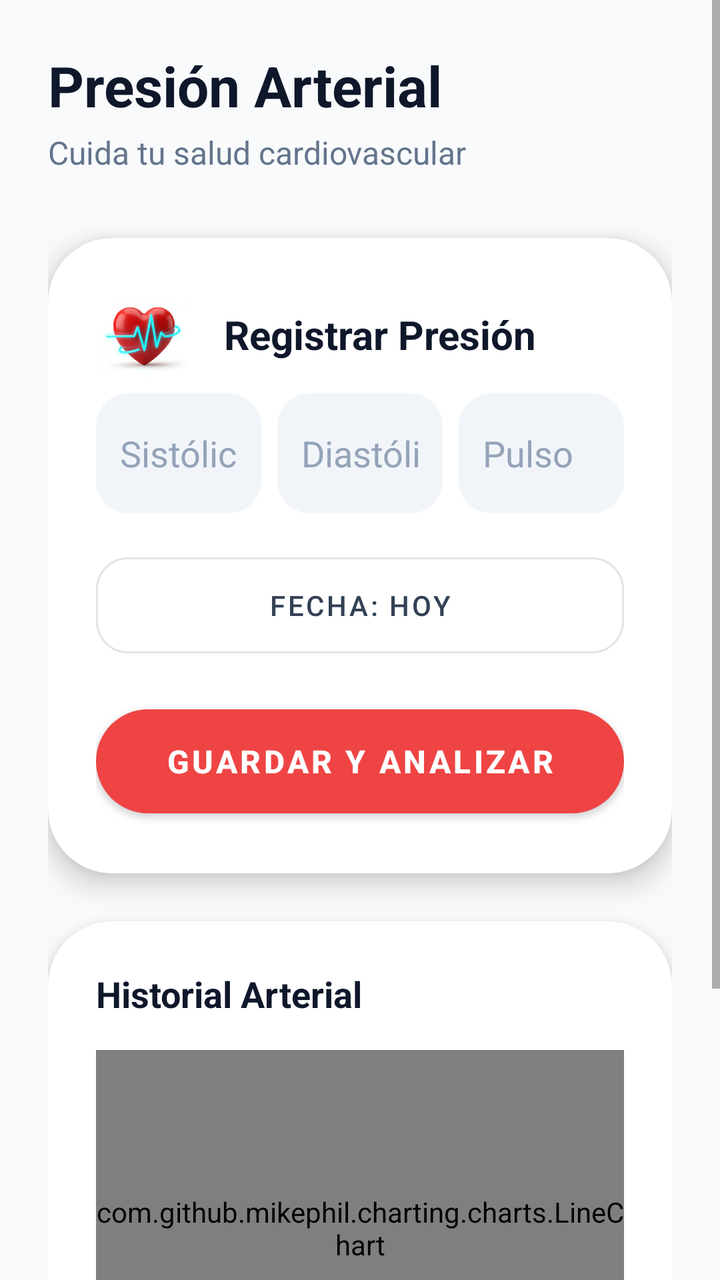
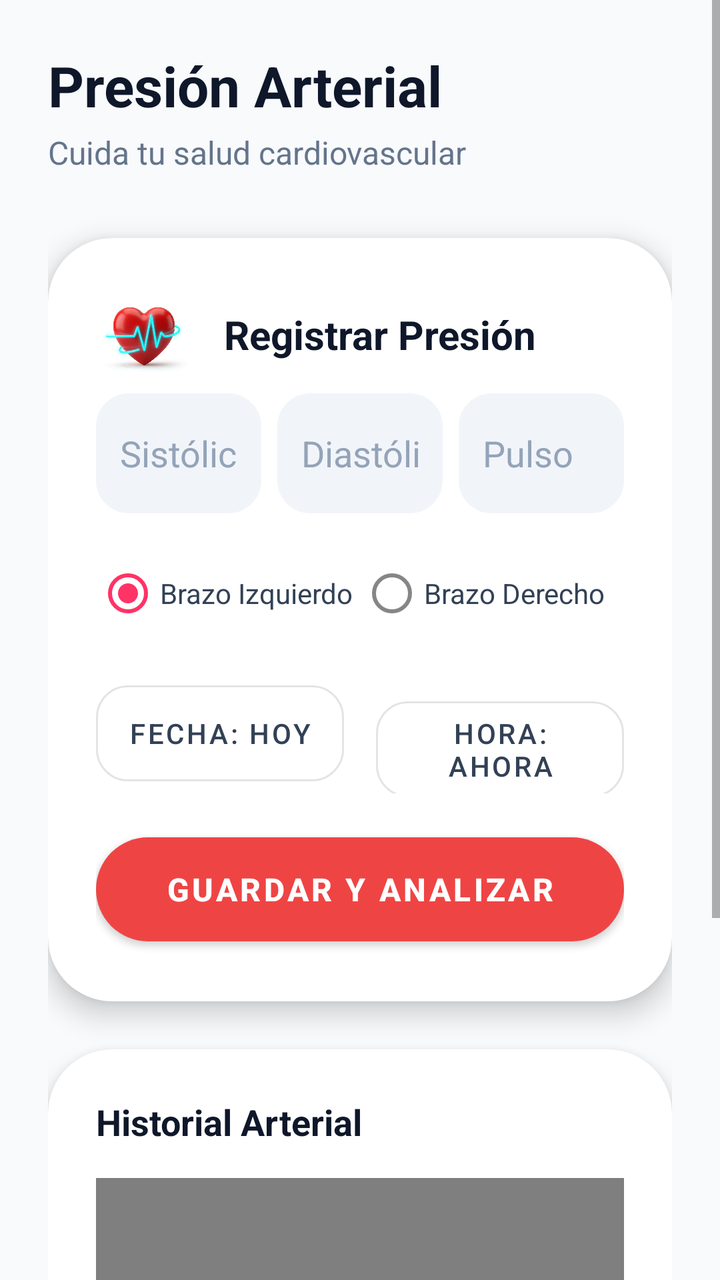

Two renders of the same Android screen: before a commit and after it. Below are the layout's source before the change and the commit's diff.
<!-- AndroidManifest.xml: application theme Theme.Salud_App -->
<!-- res/layout/activity_modulo_presion.xml -->
<?xml version="1.0" encoding="utf-8"?>
<ScrollView xmlns:android="http://schemas.android.com/apk/res/android"
    xmlns:app="http://schemas.android.com/apk/res-auto"
    xmlns:tools="http://schemas.android.com/tools"
    android:layout_width="match_parent"
    android:layout_height="match_parent"
    android:background="#F8FAFC"
    android:fillViewport="true">

    <androidx.constraintlayout.widget.ConstraintLayout
        android:layout_width="match_parent"
        android:layout_height="wrap_content"
        android:padding="24dp"
        tools:context=".ModuloPresion">

        
        <TextView
            android:id="@+id/tvTitle"
            android:layout_width="wrap_content"
            android:layout_height="wrap_content"
            android:text="Presión Arterial"
            android:textColor="#0F172A"
            android:textSize="28sp"
            android:textStyle="bold"
            app:layout_constraintStart_toStartOf="parent"
            app:layout_constraintTop_toTopOf="parent" />

        <TextView
            android:id="@+id/tvSubtitle"
            android:layout_width="wrap_content"
            android:layout_height="wrap_content"
            android:layout_marginTop="4dp"
            android:text="Cuida tu salud cardiovascular"
            android:textColor="#64748B"
            android:textSize="16sp"
            app:layout_constraintStart_toStartOf="parent"
            app:layout_constraintTop_toBottomOf="@id/tvTitle" />

        
        <com.google.android.material.card.MaterialCardView
            android:id="@+id/cardInput"
            android:layout_width="0dp"
            android:layout_height="wrap_content"
            android:layout_marginTop="32dp"
            app:cardBackgroundColor="@android:color/white"
            app:cardCornerRadius="32dp"
            app:cardElevation="8dp"
            app:strokeWidth="0dp"
            app:layout_constraintEnd_toEndOf="parent"
            app:layout_constraintStart_toStartOf="parent"
            app:layout_constraintTop_toBottomOf="@id/tvSubtitle">

            <androidx.constraintlayout.widget.ConstraintLayout
                android:layout_width="match_parent"
                android:layout_height="wrap_content"
                android:padding="24dp">

                <ImageView
                    android:id="@+id/ivIconPresion"
                    android:layout_width="48dp"
                    android:layout_height="48dp"
                    android:src="@drawable/icon_presion_3d"
                    android:scaleType="centerCrop"
                    app:layout_constraintStart_toStartOf="parent"
                    app:layout_constraintTop_toTopOf="parent" />

                <TextView
                    android:id="@+id/tvInputLabel"
                    android:layout_width="wrap_content"
                    android:layout_height="wrap_content"
                    android:layout_marginStart="16dp"
                    android:text="Registrar Presión"
                    android:textColor="#0F172A"
                    android:textSize="20sp"
                    android:textStyle="bold"
                    app:layout_constraintBottom_toBottomOf="@id/ivIconPresion"
                    app:layout_constraintStart_toEndOf="@id/ivIconPresion"
                    app:layout_constraintTop_toTopOf="@id/ivIconPresion" />

                <LinearLayout
                    android:id="@+id/llInputs"
                    android:layout_width="match_parent"
                    android:layout_height="wrap_content"
                    android:layout_marginTop="16dp"
                    android:orientation="horizontal"
                    android:weightSum="3"
                    app:layout_constraintTop_toBottomOf="@id/tvInputLabel">

                    <EditText
                        android:id="@+id/etSistolica"
                        android:layout_width="0dp"
                        android:layout_height="60dp"
                        android:layout_marginEnd="8dp"
                        android:layout_weight="1"
                        android:background="@drawable/rounded_edittext"
                        android:backgroundTint="#F1F5F9"
                        android:hint="Sistólica"
                        android:textColorHint="#94A3B8"
                        android:textColor="#0F172A"
                        android:inputType="number"
                        android:paddingHorizontal="12dp" />

                    <EditText
                        android:id="@+id/etDiastolica"
                        android:layout_width="0dp"
                        android:layout_height="60dp"
                        android:layout_marginEnd="8dp"
                        android:layout_weight="1"
                        android:background="@drawable/rounded_edittext"
                        android:backgroundTint="#F1F5F9"
                        android:hint="Diastólica"
                        android:textColorHint="#94A3B8"
                        android:textColor="#0F172A"
                        android:inputType="number"
                        android:paddingHorizontal="12dp" />

                    <EditText
                        android:id="@+id/etPulso"
                        android:layout_width="0dp"
                        android:layout_height="60dp"
                        android:layout_weight="1"
                        android:background="@drawable/rounded_edittext"
                        android:backgroundTint="#F1F5F9"
                        android:hint="Pulso"
                        android:textColorHint="#94A3B8"
                        android:textColor="#0F172A"
                        android:inputType="number"
                        android:paddingHorizontal="12dp" />
                </LinearLayout>
                
                
                <com.google.android.material.button.MaterialButton
                    android:id="@+id/btnSeleccionarFecha"
                    style="@style/Widget.MaterialComponents.Button.OutlinedButton"
                    android:layout_width="match_parent"
                    android:layout_height="60dp"
                    android:layout_marginTop="16dp"
                    android:text="Fecha: Hoy"
                    android:textColor="#334155"
                    app:cornerRadius="16dp"
                    app:layout_constraintTop_toBottomOf="@id/llInputs" />

                <com.google.android.material.button.MaterialButton
                    android:id="@+id/btnAnalizar"
                    android:layout_width="0dp"
                    android:layout_height="64dp"
                    android:layout_marginTop="16dp"
                    android:text="Guardar y Analizar"
                    android:textColor="@android:color/white"
                    android:textSize="16sp"
                    android:textStyle="bold"
                    app:backgroundTint="#EF4444"
                    app:cornerRadius="32dp"
                    app:layout_constraintEnd_toEndOf="parent"
                    app:layout_constraintStart_toStartOf="parent"
                    app:layout_constraintTop_toBottomOf="@id/btnSeleccionarFecha" />

            </androidx.constraintlayout.widget.ConstraintLayout>
        </com.google.android.material.card.MaterialCardView>

        
        <com.google.android.material.card.MaterialCardView
            android:id="@+id/cardResultado"
            android:layout_width="0dp"
            android:layout_height="wrap_content"
            android:layout_marginTop="24dp"
            app:cardBackgroundColor="@android:color/white"
            app:cardCornerRadius="32dp"
            app:cardElevation="8dp"
            app:strokeWidth="0dp"
            android:visibility="gone"
            app:layout_constraintEnd_toEndOf="parent"
            app:layout_constraintStart_toStartOf="parent"
            app:layout_constraintTop_toBottomOf="@id/cardInput">

            <androidx.constraintlayout.widget.ConstraintLayout
                android:layout_width="match_parent"
                android:layout_height="wrap_content"
                android:padding="24dp">

                <TextView
                    android:id="@+id/tvEstadoPresion"
                    android:layout_width="match_parent"
                    android:layout_height="wrap_content"
                    android:text="Estado: Normal"
                    android:textColor="#10B981"
                    android:textSize="20sp"
                    android:textStyle="bold"
                    android:gravity="center"
                    app:layout_constraintTop_toTopOf="parent" />

                <TextView
                    android:id="@+id/tvConsejo"
                    android:layout_width="match_parent"
                    android:layout_height="wrap_content"
                    android:layout_marginTop="8dp"
                    android:text="Manten tu dieta..."
                    android:textColor="#64748B"
                    android:textSize="16sp"
                    android:gravity="center"
                    app:layout_constraintTop_toBottomOf="@id/tvEstadoPresion" />

            </androidx.constraintlayout.widget.ConstraintLayout>
        </com.google.android.material.card.MaterialCardView>

        
        <com.google.android.material.card.MaterialCardView
            android:id="@+id/cardChart"
            android:layout_width="0dp"
            android:layout_height="320dp"
            android:layout_marginTop="24dp"
            android:layout_marginBottom="24dp"
            app:cardBackgroundColor="@android:color/white"
            app:cardCornerRadius="32dp"
            app:cardElevation="8dp"
            app:strokeWidth="0dp"
            app:layout_constraintBottom_toBottomOf="parent"
            app:layout_constraintEnd_toEndOf="parent"
            app:layout_constraintStart_toStartOf="parent"
            app:layout_constraintTop_toBottomOf="@id/cardResultado">

            <androidx.constraintlayout.widget.ConstraintLayout
                android:layout_width="match_parent"
                android:layout_height="match_parent"
                android:padding="24dp">

                <TextView
                    android:id="@+id/tvChartTitle"
                    android:layout_width="wrap_content"
                    android:layout_height="wrap_content"
                    android:text="Historial Arterial"
                    android:textColor="#0F172A"
                    android:textSize="18sp"
                    android:textStyle="bold"
                    app:layout_constraintStart_toStartOf="parent"
                    app:layout_constraintTop_toTopOf="parent" />

                <com.github.mikephil.charting.charts.LineChart
                    android:id="@+id/lineChartPresion"
                    android:layout_width="0dp"
                    android:layout_height="0dp"
                    android:layout_marginTop="16dp"
                    android:layout_marginBottom="16dp"
                    app:layout_constraintBottom_toTopOf="@id/btnVerHistorialPresion"
                    app:layout_constraintEnd_toEndOf="parent"
                    app:layout_constraintStart_toStartOf="parent"
                    app:layout_constraintTop_toBottomOf="@id/tvChartTitle" />

                <TextView
                    android:id="@+id/btnVerHistorialPresion"
                    android:layout_width="wrap_content"
                    android:layout_height="wrap_content"
                    android:text="Ver Historial Detallado"
                    android:textColor="#EF4444"
                    android:textSize="16sp"
                    android:textStyle="bold"
                    android:padding="8dp"
                    android:background="?android:attr/selectableItemBackground"
                    app:layout_constraintBottom_toBottomOf="parent"
                    app:layout_constraintEnd_toEndOf="parent"
                    app:layout_constraintStart_toStartOf="parent" />

            </androidx.constraintlayout.widget.ConstraintLayout>
        </com.google.android.material.card.MaterialCardView>

    </androidx.constraintlayout.widget.ConstraintLayout>
</ScrollView>
<!-- resources referenced by this layout -->
<resources>
  <!-- drawable icon_presion_3d: png bitmap (drawable-nodpi, 343194 bytes) -->
  <!-- drawable rounded_edittext (drawable) -->
  <?xml version="1.0" encoding="utf-8"?>
  <shape xmlns:android="http://schemas.android.com/apk/res/android"
      android:shape="rectangle">
      <solid android:color="#F1F5F9" />
      <corners android:radius="16dp" />
      <stroke
          android:width="1dp"
          android:color="#E2E8F0" />
  </shape>
  <style name="Theme.Salud_App" parent="Theme.MaterialComponents.Light.NoActionBar">
          
          <item name="colorPrimary">@color/colorPrimary</item>
          <item name="colorOnPrimary">@color/colorOnPrimary</item>
          
          <item name="colorSecondary">@color/colorSecondary</item>
          <item name="colorOnSecondary">@color/colorOnSecondary</item>
          
          <item name="android:colorBackground">@color/colorBackground</item>
          <item name="colorSurface">@color/colorSurface</item>
          <item name="colorOnSurface">@color/colorOnSurface</item>
          
          
          <item name="android:statusBarColor">@color/colorBackground</item>
          <item name="android:windowLightStatusBar">true</item>
          
          
          <item name="cornerFamily">rounded</item>
          <item name="cornerSize">16dp</item>
      </style>
  <color name="colorPrimary">#1A73E8</color>
  <color name="colorOnPrimary">#FFFFFF</color>
  <color name="colorSecondary">#FF3366</color>
  <color name="colorOnSecondary">#FFFFFF</color>
  <color name="colorBackground">#F8F9FA</color>
  <color name="colorSurface">#FFFFFF</color>
  <color name="colorOnSurface">#202124</color>
</resources>

<!-- the commit's change to res/layout/activity_modulo_presion.xml (unified diff, before → after) -->
@@ -127,18 +127,65 @@
                         android:inputType="number"
                         android:paddingHorizontal="12dp" />
                 </LinearLayout>
+
+                <RadioGroup
+                    android:id="@+id/rgBrazo"
+                    android:layout_width="match_parent"
+                    android:layout_height="wrap_content"
+                    android:layout_marginTop="16dp"
+                    android:orientation="horizontal"
+                    app:layout_constraintTop_toBottomOf="@id/llInputs">
+
+                    <RadioButton
+                        android:id="@+id/rbBrazoIzquierdo"
+                        android:layout_width="0dp"
+                        android:layout_height="wrap_content"
+                        android:layout_weight="1"
+                        android:text="Brazo Izquierdo"
+                        android:textColor="#334155"
+                        android:checked="true" />
+
+                    <RadioButton
+                        android:id="@+id/rbBrazoDerecho"
+                        android:layout_width="0dp"
+                        android:layout_height="wrap_content"
+                        android:layout_weight="1"
+                        android:text="Brazo Derecho"
+                        android:textColor="#334155" />
+                </RadioGroup>
+
                 
-                
-                <com.google.android.material.button.MaterialButton
-                    android:id="@+id/btnSeleccionarFecha"
-                    style="@style/Widget.MaterialComponents.Button.OutlinedButton"
-                    android:layout_width="match_parent"
-                    android:layout_height="60dp"
-                    android:layout_marginTop="16dp"
-                    android:text="Fecha: Hoy"
-                    android:textColor="#334155"
-                    app:cornerRadius="16dp"
-                    app:layout_constraintTop_toBottomOf="@id/llInputs" />
+                <LinearLayout
+                    android:id="@+id/llFechaHora"
+                    android:layout_width="match_parent"
+                    android:layout_height="wrap_content"
+                    android:layout_marginTop="16dp"
+                    android:orientation="horizontal"
+                    android:weightSum="2"
+                    app:layout_constraintTop_toBottomOf="@id/rgBrazo">
+
+                    <com.google.android.material.button.MaterialButton
+                        android:id="@+id/btnSeleccionarFecha"
+                        style="@style/Widget.MaterialComponents.Button.OutlinedButton"
+                        android:layout_width="0dp"
+                        android:layout_height="60dp"
+                        android:layout_weight="1"
+                        android:layout_marginEnd="8dp"
+                        android:text="Fecha: Hoy"
+                        android:textColor="#334155"
+                        app:cornerRadius="16dp" />
+
+                    <com.google.android.material.button.MaterialButton
+                        android:id="@+id/btnSeleccionarHora"
+                        style="@style/Widget.MaterialComponents.Button.OutlinedButton"
+                        android:layout_width="0dp"
+                        android:layout_height="60dp"
+                        android:layout_weight="1"
+                        android:layout_marginStart="8dp"
+                        android:text="Hora: Ahora"
+                        android:textColor="#334155"
+                        app:cornerRadius="16dp" />
+                </LinearLayout>
 
                 <com.google.android.material.button.MaterialButton
                     android:id="@+id/btnAnalizar"
@@ -153,7 +200,7 @@
                     app:cornerRadius="32dp"
                     app:layout_constraintEnd_toEndOf="parent"
                     app:layout_constraintStart_toStartOf="parent"
-                    app:layout_constraintTop_toBottomOf="@id/btnSeleccionarFecha" />
+                    app:layout_constraintTop_toBottomOf="@id/llFechaHora" />
 
             </androidx.constraintlayout.widget.ConstraintLayout>
         </com.google.android.material.card.MaterialCardView>
